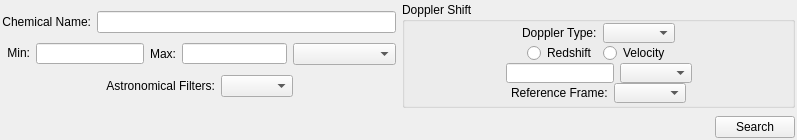
First picture: the form in code/display/QtPlotter/SearchMoleculesWidget.ui, repository radio-astro/casa, before the edit.
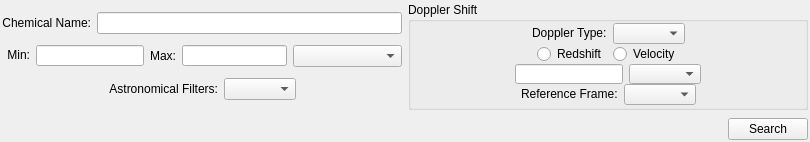
Second picture: the form after the edit.

```diff
--- a/code/display/QtPlotter/SearchMoleculesWidget.ui
+++ b/code/display/QtPlotter/SearchMoleculesWidget.ui
@@ -6,8 +6,8 @@
    <rect>
     <x>0</x>
     <y>0</y>
-    <width>797</width>
-    <height>140</height>
+    <width>810</width>
+    <height>142</height>
    </rect>
   </property>
   <property name="maximumSize">
```
Left out of the diff: 2 changed lines with no effect on the pictures.
